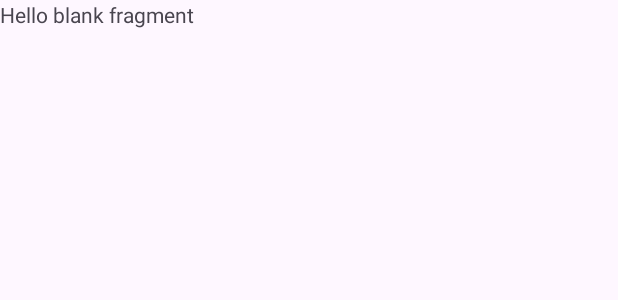
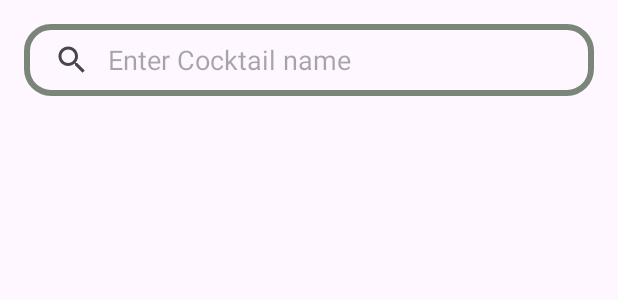
Before and after one commit to itsreda/cocktail_app, an Android app: the layout fragment_search.xml on its own in the app's theme, with its tools: preview values and no code run, on a phone screen of 412 x 824 dp. Shown: the top 300 px of the screen. Run offline under Robolectric (Android 15) with nearby library versions, the phone set to English and light mode, and no system bars.

Commit message:
SearchView

```diff
--- a/App/build.gradle
+++ b/App/build.gradle
@@ -42,6 +42,11 @@ dependencies {
     implementation 'androidx.appcompat:appcompat:1.6.1'
     implementation 'com.google.android.material:material:1.11.0'
     implementation 'androidx.constraintlayout:constraintlayout:2.1.4'
+    implementation("com.squareup.okhttp3:okhttp:4.9.3")
+    implementation("com.google.code.gson:gson:2.8.6")
+    implementation("androidx.cardview:cardview:1.0.0")
+    implementation("androidx.recyclerview:recyclerview:1.1.0")
+    implementation 'com.squareup.picasso:picasso:2.71828'
     testImplementation 'junit:junit:4.13.2'
     androidTestImplementation 'androidx.test.ext:junit:1.1.5'
     androidTestImplementation 'androidx.test.espresso:espresso-core:3.5.1'
--- a/App/src/main/AndroidManifest.xml
+++ b/App/src/main/AndroidManifest.xml
@@ -2,6 +2,8 @@
 <manifest xmlns:android="http://schemas.android.com/apk/res/android"
     xmlns:tools="http://schemas.android.com/tools">
 
+    <uses-permission
+        android:name="android.permission.INTERNET" />
     <application
         android:allowBackup="true"
         android:dataExtractionRules="@xml/data_extraction_rules"
--- a/App/src/main/java/fr/enseirb/cocktailapp/MainActivity.kt
+++ b/App/src/main/java/fr/enseirb/cocktailapp/MainActivity.kt
@@ -21,7 +21,7 @@ class MainActivity : AppCompatActivity() {
         setContentView(binding.root)
 
 //        replaceFragment(SearchFragment())
-        replaceFragment(IngredientsFragment())
+        replaceFragment(SearchFragment())
 
 
         binding.bottomNavigationView.setOnNavigationItemSelectedListener {
--- /dev/null
+++ b/App/src/main/res/drawable/other_unknown.xml
@@ -0,0 +1,5 @@
+<vector android:alpha="0.5" android:height="24dp" android:tint="#000000"
+    android:viewportHeight="24" android:viewportWidth="24"
+    android:width="24dp" xmlns:android="http://schemas.android.com/apk/res/android">
+    <path android:fillColor="@android:color/white" android:pathData="M21,5V3H3v2l8,9v5H6v2h12v-2h-5v-5l8,-9zM7.43,7L5.66,5h12.69l-1.78,2H7.43z"/>
+</vector>
--- /dev/null
+++ b/App/src/main/res/drawable/search_view_shape.xml
@@ -0,0 +1,11 @@
+<?xml version="1.0" encoding="utf-8"?>
+<shape xmlns:android="http://schemas.android.com/apk/res/android"
+    android:shape="rectangle" >
+
+    <corners
+        android:radius="16dp" />
+
+    <stroke android:color="#7B867B"
+        android:width="4dp"/>
+
+</shape>
--- a/App/src/main/res/layout/fragment_search.xml
+++ b/App/src/main/res/layout/fragment_search.xml
@@ -1,14 +1,35 @@
 <?xml version="1.0" encoding="utf-8"?>
 <FrameLayout xmlns:android="http://schemas.android.com/apk/res/android"
     xmlns:tools="http://schemas.android.com/tools"
+    xmlns:app="http://schemas.android.com/apk/res-auto"
     android:layout_width="match_parent"
     android:layout_height="match_parent"
-    tools:context=".ui.search.SearchFragment">
+    tools:context=".SearchFragment">
 
-    <!-- TODO: Update blank fragment layout -->
-    <TextView
+    <androidx.constraintlayout.widget.ConstraintLayout
         android:layout_width="match_parent"
         android:layout_height="match_parent"
-        android:text="@string/hello_blank_fragment" />
+        android:layout_marginTop="16dp">
 
+        <SearchView
+            android:id="@+id/searchView"
+            android:layout_width="match_parent"
+            android:layout_height="wrap_content"
+            android:layout_marginHorizontal="16dp"
+            android:background="@drawable/search_view_shape"
+            android:iconifiedByDefault="false"
+            android:queryBackground="@android:color/transparent"
+            android:queryHint="Enter Cocktail name"
+            tools:ignore="MissingConstraints" />
+
+        <androidx.recyclerview.widget.RecyclerView
+            android:id="@+id/recycler_view"
+            android:layout_width="match_parent"
+            android:layout_height="match_parent"
+            tools:ignore="MissingConstraints"
+            android:layout_marginTop="50dp"
+            android:layout_marginHorizontal="16dp" />
+
+
+    </androidx.constraintlayout.widget.ConstraintLayout>
 </FrameLayout>
--- a/build.gradle
+++ b/build.gradle
@@ -1,6 +1,6 @@
 // Top-level build file where you can add configuration options common to all sub-projects/modules.
 plugins {
-    id 'com.android.application' version '8.0.0' apply false
-    id 'com.android.library' version '8.0.0' apply false
+    id 'com.android.application' version '8.1.2' apply false
+    id 'com.android.library' version '8.1.2' apply false
     id 'org.jetbrains.kotlin.android' version '1.8.0' apply false
 }
```
Also changed, not shown: App/src/main/java/fr/enseirb/cocktailapp/ui/search/Cocktail.kt (added, +17 -0 lines), App/src/main/java/fr/enseirb/cocktailapp/ui/search/CocktailAdapter.kt (added, +83 -0 lines), App/src/main/java/fr/enseirb/cocktailapp/ui/search/SearchFragment.kt (+65 -38 lines), App/src/main/res/layout/activity_main.xml (+6 -14 lines), App/src/main/res/layout/list_view_design.xml (added, +7 -0 lines).
